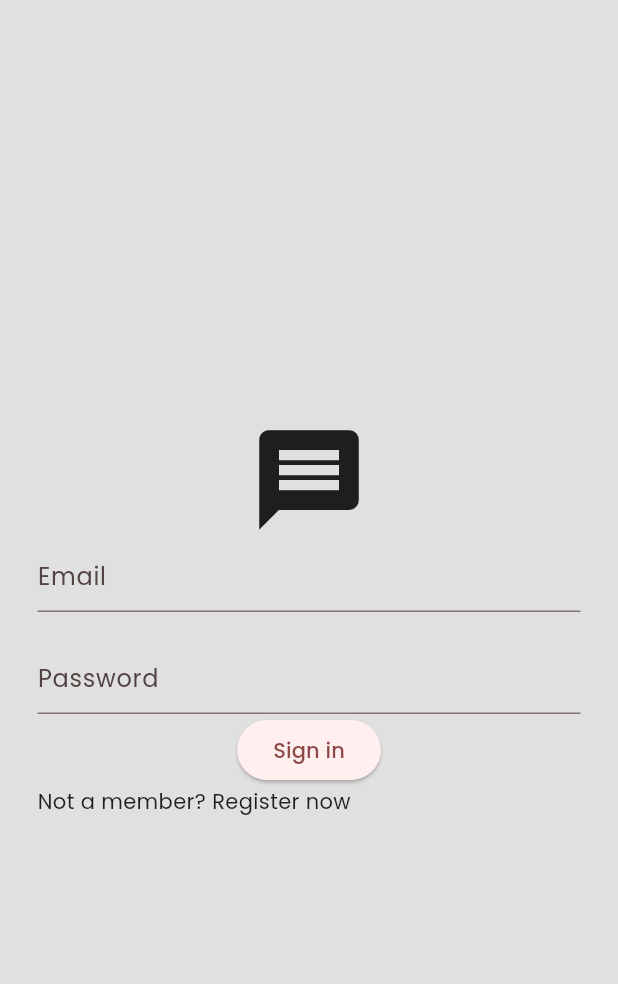
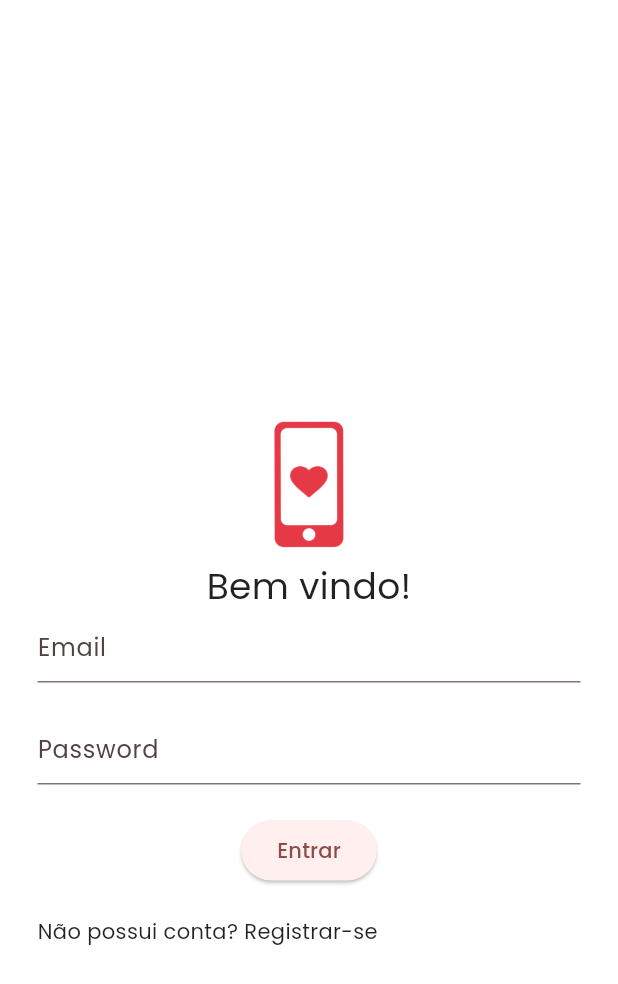
Before and after one commit to ipesoft-rr/atendimento_samu_app, a Flutter app: the screen it shows after launch, on a phone screen of 412 x 824 dp. Shown: the top 984 px of the screen. Run offline on Flutter 3.47's test engine with Material 2 defaults, Android fonts, the phone set to English and light mode, and no system bars; our stand-ins replace cloud_firestore, firebase_auth, firebase_core, go_router, google_fonts, lottie; accounts and stored records are empty.

Commit message:
feat: setting signin color

```diff
--- a/lib/screens/signin.dart
+++ b/lib/screens/signin.dart
@@ -37,7 +37,7 @@ class _SignInState extends State<SignIn> {
   @override
   Widget build(BuildContext context) {
     return Scaffold(
-      backgroundColor: Colors.grey[300],
+      backgroundColor: Colors.white,
       body: SafeArea(
         child: Center(
           child: Padding(
@@ -48,6 +48,17 @@ class _SignInState extends State<SignIn> {
                 const Icon(
                   Icons.message,
                   size: 80,
+                  color: Colors.white,
+                ),
+                const Image(
+                  image: AssetImage('assets/logo-red.png'),
+                  height: 100,
+                ),
+                const Text(
+                  'Bem vindo!',
+                  style: TextStyle(
+                    fontSize: 24,
+                  ),
                 ),
                 MyTextField(
                   controller: emailController,
@@ -62,14 +73,20 @@ class _SignInState extends State<SignIn> {
                   hintText: 'Password',
                   obscureText: true,
                 ),
-                MyButton(onTap: signIn, text: 'Sign in'),
+                const SizedBox(
+                  height: 20,
+                ),
+                MyButton(onTap: signIn, text: 'Entrar'),
+                const SizedBox(
+                  height: 20,
+                ),
                 const Row(
                   children: [
-                    Text('Not a member?'),
+                    Text('Não possui conta?'),
                     SizedBox(
                       width: 4,
                     ),
-                    Text('Register now')
+                    Text('Registrar-se')
                   ],
                 )
               ],
```
Also changed, not shown: assets/logo-red.png (added).
